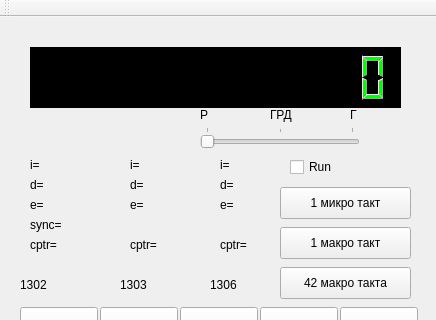
The window that pmkemu/mainwindow.ui (BigEd/emu145) describes before a commit, drawn with Qt 5; both pictures show x 0 to 436 and y 0 to 320 of the 436 by 783 pixel window.
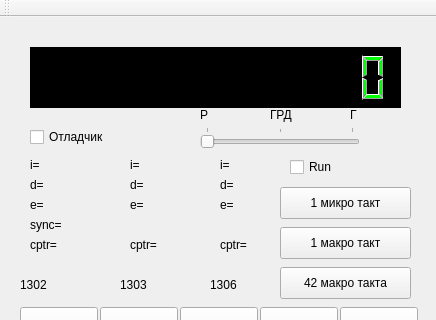
The same window after the commit. Icons and pictures are not drawn.

Diff of the .ui file:
```diff
--- a/pmkemu/mainwindow.ui
+++ b/pmkemu/mainwindow.ui
@@ -1270,6 +1270,19 @@
      <string>Г</string>
     </property>
    </widget>
+   <widget class="QCheckBox" name="debugCheck">
+    <property name="geometry">
+     <rect>
+      <x>30</x>
+      <y>110</y>
+      <width>87</width>
+      <height>20</height>
+     </rect>
+    </property>
+    <property name="text">
+     <string>Отладчик</string>
+    </property>
+   </widget>
   </widget>
   <widget class="QMenuBar" name="menuBar">
    <property name="geometry">
```
